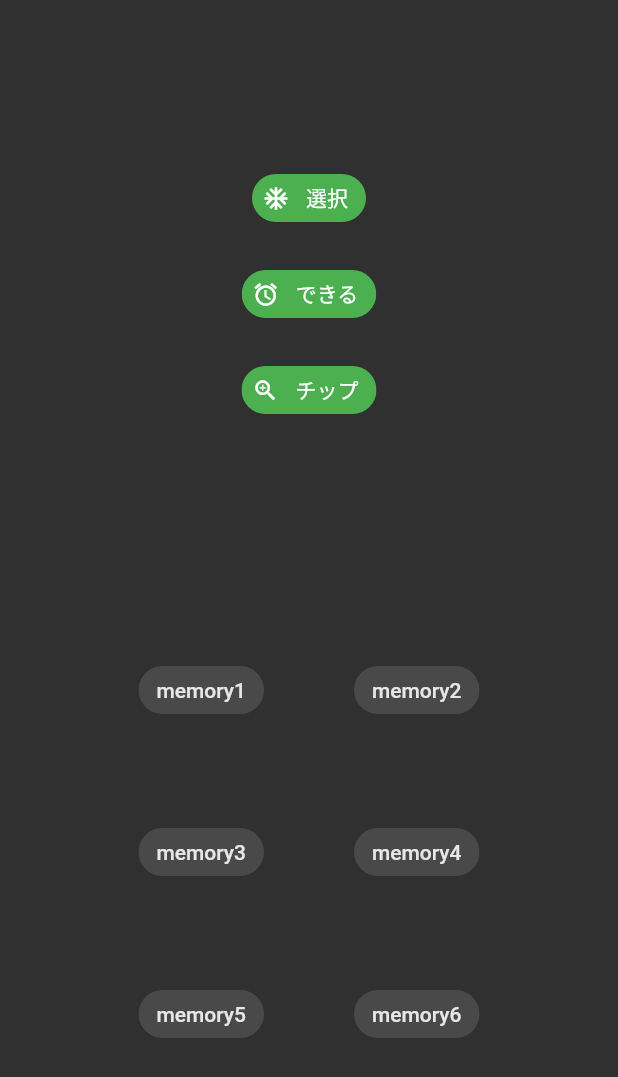
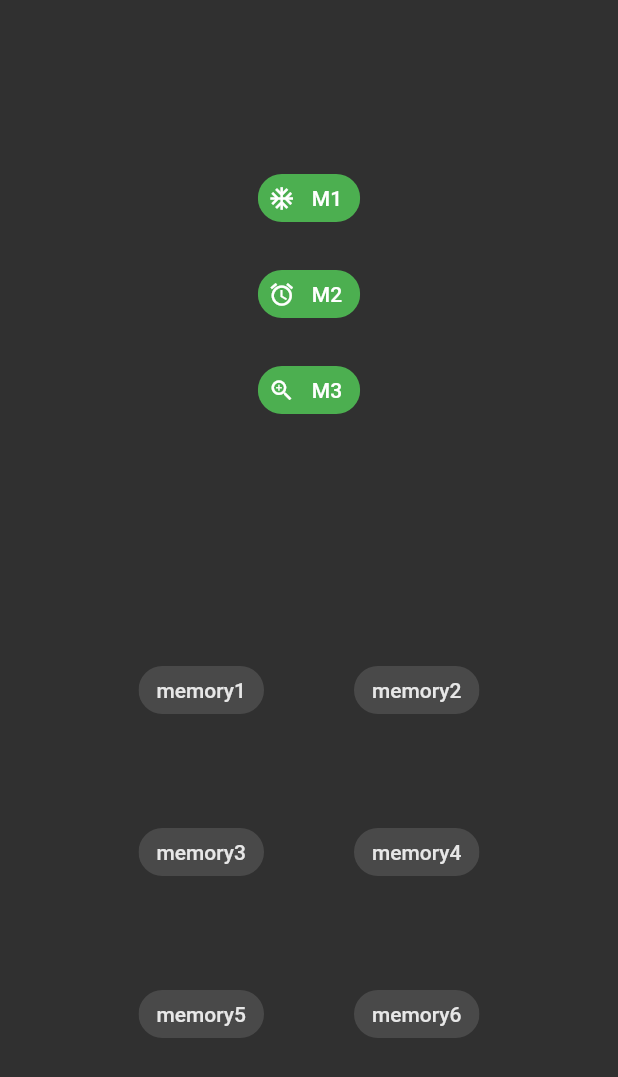
Before and after one commit to rion15007/choicechip, a Flutter app: the screen it shows after launch, on a phone screen of 412 x 824 dp. Shown: the top 1077 px of the screen. Run offline on Flutter 3.47's test engine with Material 2 defaults, Android fonts, the phone set to English and light mode, and no system bars; Roboto replaces fonts that are missing (Arial).

Commit message:
選択していないところが選択されてしまうバグを修正

```diff
--- a/lib/main.dart
+++ b/lib/main.dart
@@ -28,17 +28,7 @@ class Chipselect extends StatefulWidget {
 }
 
 class _ChipselectState extends State<Chipselect> {
-  String selectedChoice = "";
-  final List<String> strings = [
-    'memory1',
-    'memory2',
-    'memory3',
-    'memory4',
-    'memory5',
-    'memory6',
-  ];
-
-  final _choices = ["選択", "できる", "チップ"];
+  final _choices = ["M1", "M2", "M3"];
   final _icon = [
     const Icon(Icons.ac_unit),
     const Icon(Icons.access_alarm_sharp),
@@ -67,7 +57,7 @@ class _ChipselectState extends State<Chipselect> {
                     selectedColor: Colors.red,
                     onSelected: (bool selected) {
                       setState(() {
-                        _choiceIndex = selected ? index : 0;
+                        _choiceIndex = index;
                       });
                     },
                     backgroundColor: Colors.green,
@@ -88,9 +78,19 @@ class _ChipselectState extends State<Chipselect> {
     );
   }
 
+  String selectedChoice = "";
+  final Listxxx = [
+    'memory1',
+    'memory2',
+    'memory3',
+    'memory4',
+    'memory5',
+    'memory6',
+  ];
+
   List<Widget> get _choiceList {
     List<Widget> choices = [];
-    for (var item in strings) {
+    for (var item in Listxxx) {
       choices.add(Container(
         padding: const EdgeInsets.all(30.0),
         child: ChoiceChip(
```
